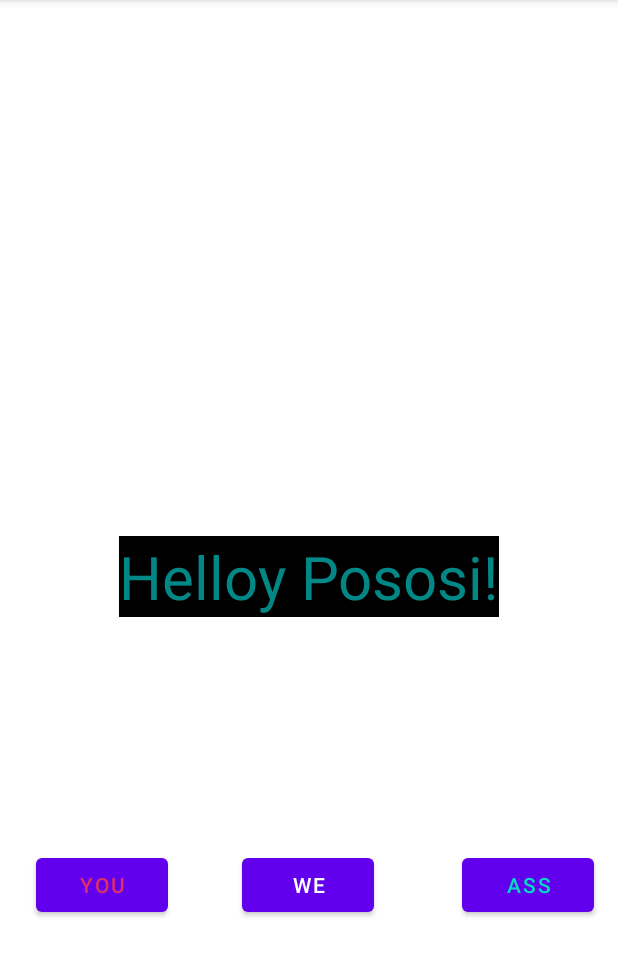
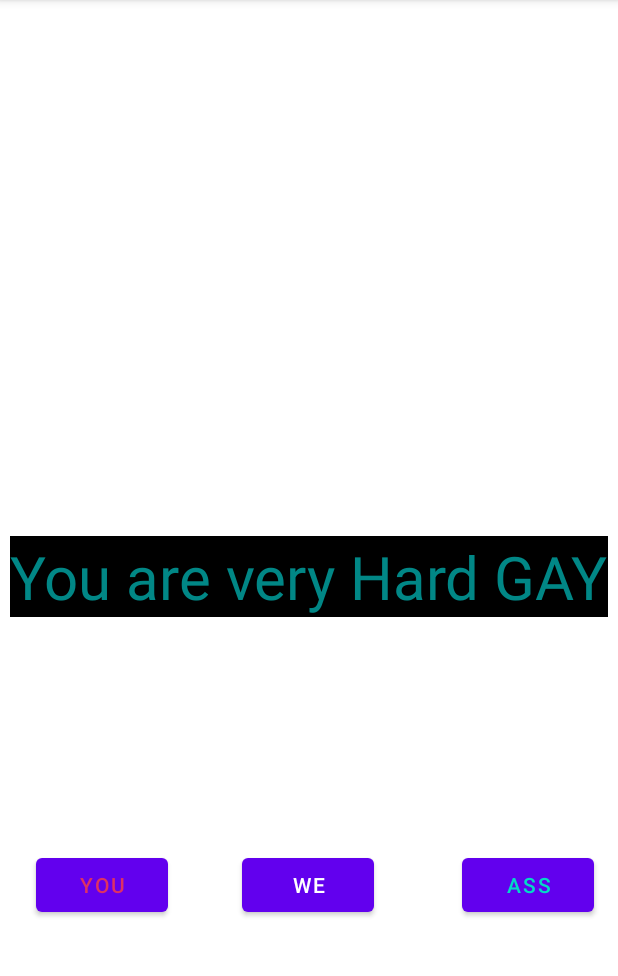
Before and after one commit to MriyaAndroid/EducationAndroid, an Android app: the screen it shows after launch (MainActivity), after a tap on "YOU", on a phone screen of 412 x 824 dp, the part 84-1060 px from its top. Run offline under Robolectric (Android 15) with nearby library versions, the phone set to English and light mode, and no system bars; 2 other taps on this screen came first.

Commit message:
commit anyWay

```diff
--- a/app/src/main/java/ru/education/android/MainActivity.kt
+++ b/app/src/main/java/ru/education/android/MainActivity.kt
@@ -9,17 +9,25 @@ import android.widget.Toast
 import android.widget.Toast.makeText
 
 class MainActivity : AppCompatActivity() {
+
     override fun onCreate(savedInstanceState: Bundle?) {
         super.onCreate(savedInstanceState)
         setContentView(R.layout.activity_main)
-    }
-
-    fun toastME (view: View) {
-        val myToast = Toast.makeText(this, "You are very Hard GAY", Toast.LENGTH_SHORT)
-
-            myToast.show()
-    }
-    fun cauntME (view: View) {
-
+        val youButton = findViewById<Button>(R.id.YouButton)
+        val wEButton = findViewById<Button>(R.id.WEButton)
+        val aSSButton = findViewById<Button>(R.id.ASSButton)
+        val serGAY = findViewById<TextView>(R.id.SerGAY)
+        youButton.setOnClickListener {
+            serGAY.text = "You are very Hard GAY"
+        }
+        wEButton.setOnClickListener {
+            serGAY.text = "You are very Very VERY HARD GAY"
+        }
+        aSSButton.setOnClickListener {
+            serGAY.text = "You are very Very VERY VERY HARD GAY"
+        }
+        serGAY.setOnClickListener {
+            serGAY.text = "NE GEY"
+        }
     }
 }
--- a/app/src/main/res/layout/activity_main.xml
+++ b/app/src/main/res/layout/activity_main.xml
@@ -20,7 +20,6 @@
         app:layout_constraintTop_toTopOf="parent" />
 
     <Button
-        android:onClick="myToast"
         android:id="@+id/YouButton"
         android:layout_width="wrap_content"
         android:layout_height="wrap_content"
@@ -33,7 +32,6 @@
         app:layout_constraintVertical_bias="0.501" />
 
     <Button
-        android:onClick="cauntME"
         android:id="@+id/WEButton"
         android:layout_width="wrap_content"
         android:layout_height="wrap_content"
```
